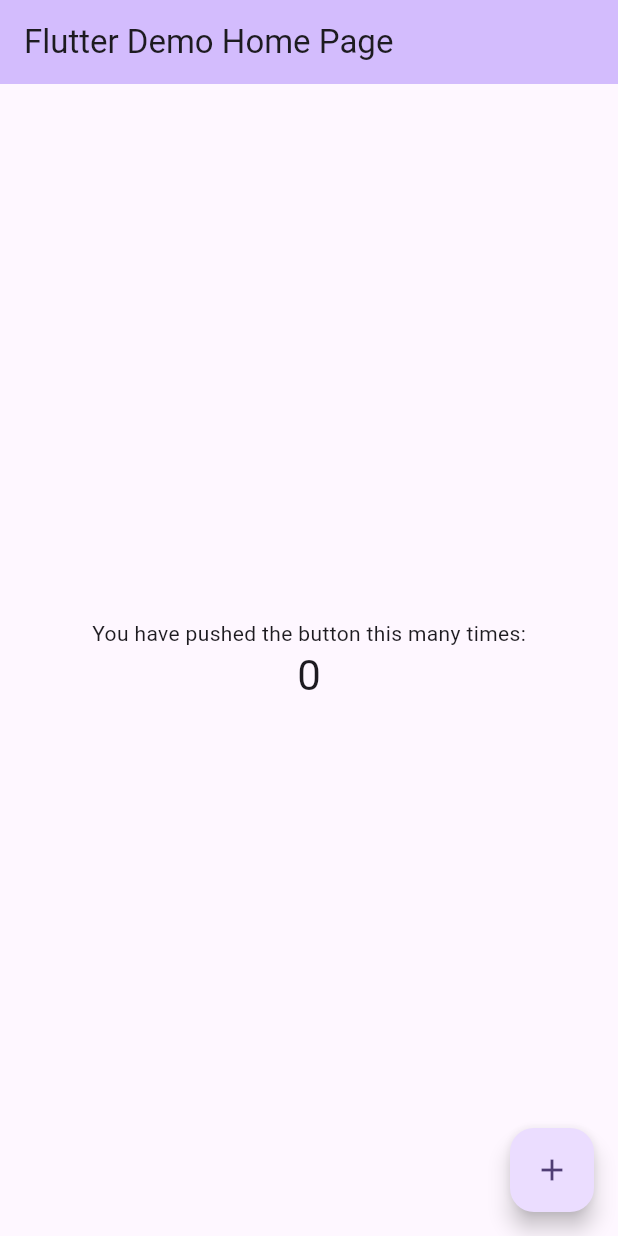
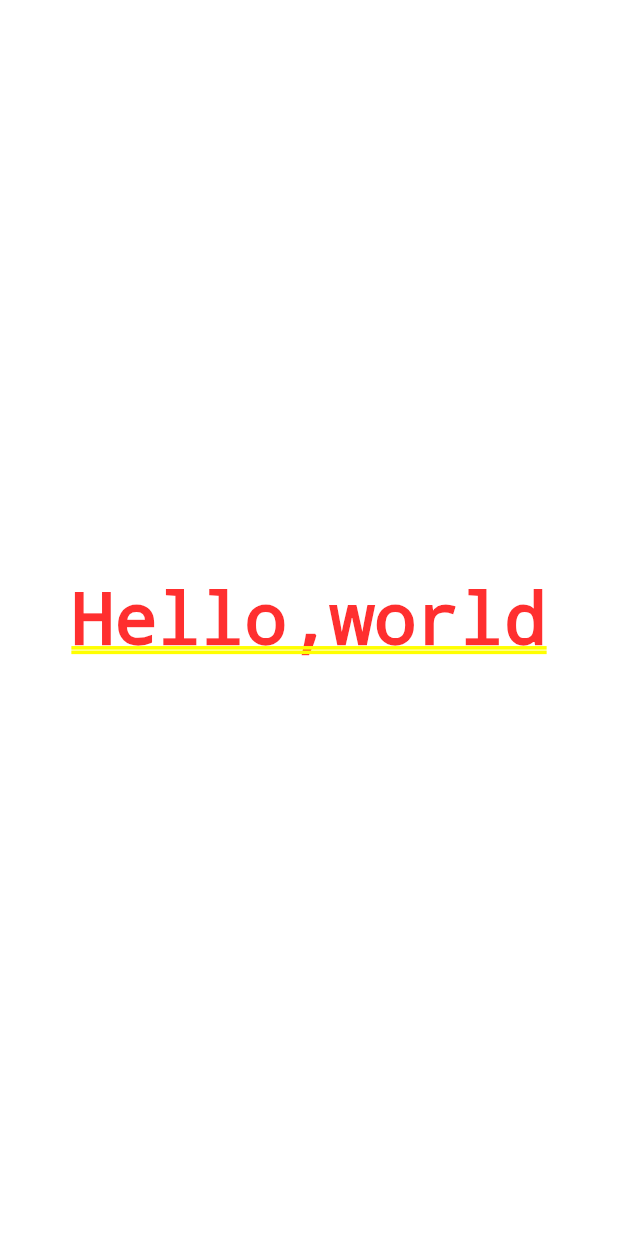
Before and after one commit to BekyH/test_app, a Flutter app: the screen it shows after launch, on a phone screen of 412 x 824 dp. Run offline on Flutter 3.47's test engine with Material 2 defaults, Android fonts, the light colour scheme and no system bars.

Commit message:
helloworld screen with the background color changes when the screen is tapped

```diff
--- /dev/null
+++ b/lib/helloworldscreen.dart
@@ -0,0 +1,43 @@
+import 'dart:math';
+
+import 'package:flutter/material.dart';
+
+class Helloworldscreen extends StatefulWidget {
+  const Helloworldscreen({ Key? key }) : super(key: key);
+
+  @override
+  _HelloworldscreenState createState() => _HelloworldscreenState();
+}
+
+class _HelloworldscreenState extends State<Helloworldscreen> {
+  Color backgroundColor = Colors.white;
+
+
+
+  void changeBackgroundColor(){
+     const int max = 256;
+     const double opacity =0.1;
+      setState(() {
+        final random = Random();
+        backgroundColor = Color.fromRGBO(random.nextInt(max),
+         random.nextInt(max), random.nextInt(max), opacity);
+
+      });
+  }
+
+  @override
+  Widget build(BuildContext context) {
+    return GestureDetector(
+      onTap: changeBackgroundColor,
+      child: DecoratedBox(
+        decoration: BoxDecoration(
+          color: backgroundColor
+        ),
+        child: Center(
+        child: Text('Hello,world'),
+      ),
+      )
+
+    );
+  }
+}
--- a/lib/main.dart
+++ b/lib/main.dart
@@ -1,4 +1,5 @@
 import 'package:flutter/material.dart';
+import 'package:test_app/helloworldscreen.dart';
 
 void main() {
   runApp(const MyApp());
@@ -29,97 +30,11 @@ class MyApp extends StatelessWidget {
         // This works for code too, not just values: Most code changes can be
         // tested with just a hot reload.
         colorScheme: ColorScheme.fromSeed(seedColor: Colors.deepPurple),
+
         useMaterial3: true,
       ),
-      home: const MyHomePage(title: 'Flutter Demo Home Page'),
+      home: const Helloworldscreen(),
+      debugShowCheckedModeBanner: false,
     );
   }
 }
-
-class MyHomePage extends StatefulWidget {
-  const MyHomePage({super.key, required this.title});
-
-  // This widget is the home page of your application. It is stateful, meaning
-  // that it has a State object (defined below) that contains fields that affect
-  // how it looks.
-
-  // This class is the configuration for the state. It holds the values (in this
-  // case the title) provided by the parent (in this case the App widget) and
-  // used by the build method of the State. Fields in a Widget subclass are
-  // always marked "final".
-
-  final String title;
-
-  @override
-  State<MyHomePage> createState() => _MyHomePageState();
-}
-
-class _MyHomePageState extends State<MyHomePage> {
-  int _counter = 0;
-
-  void _incrementCounter() {
-    setState(() {
-      // This call to setState tells the Flutter framework that something has
-      // changed in this State, which causes it to rerun the build method below
-      // so that the display can reflect the updated values. If we changed
-      // _counter without calling setState(), then the build method would not be
-      // called again, and so nothing would appear to happen.
-      _counter++;
-    });
-  }
-
-  @override
-  Widget build(BuildContext context) {
-    // This method is rerun every time setState is called, for instance as done
-    // by the _incrementCounter method above.
-    //
-    // The Flutter framework has been optimized to make rerunning build methods
-    // fast, so that you can just rebuild anything that needs updating rather
-    // than having to individually change instances of widgets.
-    return Scaffold(
-      appBar: AppBar(
-        // TRY THIS: Try changing the color here to a specific color (to
-        // Colors.amber, perhaps?) and trigger a hot reload to see the AppBar
-        // change color while the other colors stay the same.
-        backgroundColor: Theme.of(context).colorScheme.inversePrimary,
-        // Here we take the value from the MyHomePage object that was created by
-        // the App.build method, and use it to set our appbar title.
-        title: Text(widget.title),
-      ),
-      body: Center(
-        // Center is a layout widget. It takes a single child and positions it
-        // in the middle of the parent.
-        child: Column(
-          // Column is also a layout widget. It takes a list of children and
-          // arranges them vertically. By default, it sizes itself to fit its
-          // children horizontally, and tries to be as tall as its parent.
-          //
-          // Column has various properties to control how it sizes itself and
-          // how it positions its children. Here we use mainAxisAlignment to
-          // center the children vertically; the main axis here is the vertical
-          // axis because Columns are vertical (the cross axis would be
-          // horizontal).
-          //
-          // TRY THIS: Invoke "debug painting" (choose the "Toggle Debug Paint"
-          // action in the IDE, or press "p" in the console), to see the
-          // wireframe for each widget.
-          mainAxisAlignment: MainAxisAlignment.center,
-          children: <Widget>[
-            const Text(
-              'You have pushed the button this many times:',
-            ),
-            Text(
-              '$_counter',
-              style: Theme.of(context).textTheme.headlineMedium,
-            ),
-          ],
-        ),
-      ),
-      floatingActionButton: FloatingActionButton(
-        onPressed: _incrementCounter,
-        tooltip: 'Increment',
-        child: const Icon(Icons.add),
-      ), // This trailing comma makes auto-formatting nicer for build methods.
-    );
-  }
-}
```
Also changed, not shown: 2 other files.
